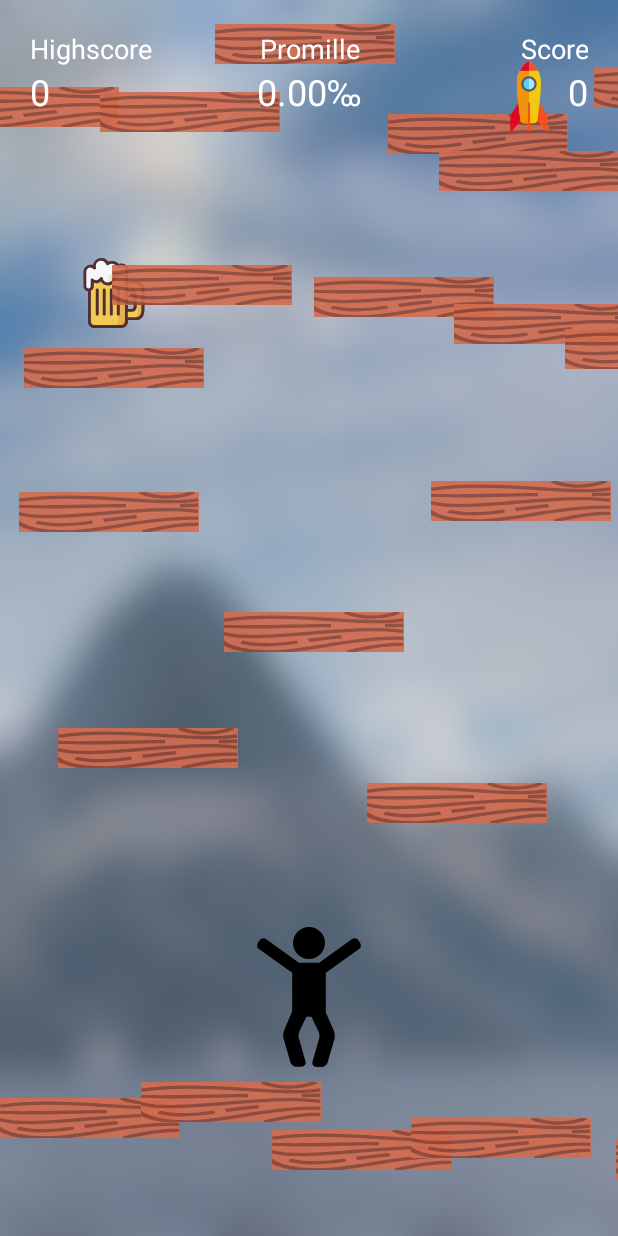
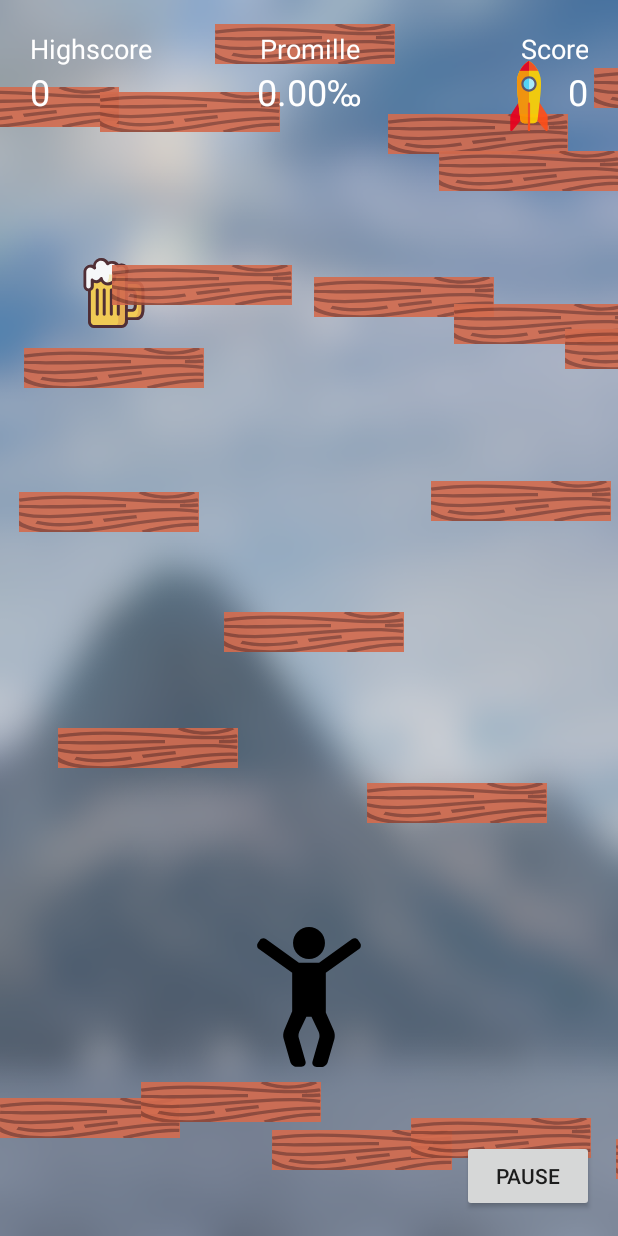
Before and after one commit to dominicgisler/beerjump, an Android app: the GameActivity screen opened directly, with no data from a screen before it, on a phone screen of 412 x 824 dp. Run offline under Robolectric (Android 15) with nearby library versions, the light colour scheme and no system bars.

Commit message:
Pause Menü

```diff
--- a/app/src/main/java/app/beerjump/activity/GameActivity.kt
+++ b/app/src/main/java/app/beerjump/activity/GameActivity.kt
@@ -8,12 +8,14 @@ import android.hardware.SensorEventListener
 import android.hardware.SensorManager
 import android.os.Bundle
 import android.view.MotionEvent
+import android.view.View
 import app.beerjump.R
 import app.beerjump.model.Game
 import kotlinx.android.synthetic.main.activity_game.*
 
 class GameActivity : AbstractActivity(), SensorEventListener {
     var lastX = -1
+    var pause = false
     lateinit var game: Game
     lateinit var sensorManager: SensorManager
 
@@ -34,21 +36,40 @@ class GameActivity : AbstractActivity(), SensorEventListener {
             highscore = scores.first().score
         }
         game = Game(gameLayout, highscore)
-        val act = this
 
         val renderRun = object : Runnable {
             override fun run() {
                 if (!game.step()) {
-                    val intent = Intent(act, GameScoreActivity::class.java)
+                    val intent = Intent(baseContext, GameScoreActivity::class.java)
                     intent.putExtra("score", game.player.score)
                     intent.putExtra("promille", game.player.promille)
                     startActivity(intent)
                     finish()
                 } else {
                     game.render()
-                    gameView.postDelayed(this, 0)
+                    if (!pause) {
+                        gameView.postDelayed(this, 0)
+                    }
                 }
             }
+        }
+
+        buttonPause.setOnClickListener {
+            pause = true
+            buttonPause.visibility = View.GONE
+            pauseView.visibility = View.VISIBLE
+        }
+
+        buttonContinueGame.setOnClickListener {
+            pause = false
+            pauseView.visibility = View.GONE
+            buttonPause.visibility = View.VISIBLE
+            gameView.post(renderRun)
+        }
+
+        buttonEndGame.setOnClickListener {
+            startActivity(Intent(baseContext, MenuActivity::class.java))
+            finish()
         }
 
         gameView.post {
--- a/app/src/main/res/layout/activity_game.xml
+++ b/app/src/main/res/layout/activity_game.xml
@@ -101,5 +101,85 @@
         app:layout_constraintBottom_toBottomOf="parent"
         app:layout_constraintEnd_toEndOf="parent"
         app:layout_constraintStart_toStartOf="parent"
-        app:layout_constraintTop_toTopOf="parent" />
+        app:layout_constraintTop_toTopOf="parent">
+
+
+    </androidx.constraintlayout.widget.ConstraintLayout>
+
+    <androidx.constraintlayout.widget.ConstraintLayout
+        android:id="@+id/pauseView"
+        android:layout_width="0dp"
+        android:layout_height="0dp"
+        android:background="@color/black_overlay"
+        android:visibility="gone"
+        app:layout_constraintBottom_toBottomOf="parent"
+        app:layout_constraintEnd_toEndOf="parent"
+        app:layout_constraintStart_toStartOf="parent"
+        app:layout_constraintTop_toTopOf="parent">
+
+        <ImageView
+            android:id="@+id/imageView"
+            android:layout_width="match_parent"
+            android:layout_height="180dp"
+            android:layout_marginTop="80dp"
+            android:contentDescription="@string/app_name"
+            android:src="@drawable/ic_launcher_foreground"
+            app:layout_constraintBottom_toTopOf="@+id/textTitle"
+            app:layout_constraintEnd_toEndOf="parent"
+            app:layout_constraintStart_toStartOf="parent"
+            app:layout_constraintTop_toTopOf="parent" />
+
+        <TextView
+            android:id="@+id/textTitle"
+            android:layout_width="match_parent"
+            android:layout_height="wrap_content"
+            android:fontFamily="sans-serif-light"
+            android:text="Spiel pausiert"
+            android:textColor="@color/white"
+            android:textAlignment="center"
+            android:textSize="42sp"
+            app:layout_constraintBottom_toTopOf="@id/buttonContinueGame"
+            app:layout_constraintEnd_toEndOf="parent"
+            app:layout_constraintStart_toStartOf="parent"
+            app:layout_constraintTop_toBottomOf="@+id/imageView" />
+
+        <Button
+            android:id="@+id/buttonContinueGame"
+            android:layout_width="200dp"
+            android:layout_height="wrap_content"
+            android:layout_gravity="center_horizontal"
+            android:layout_marginTop="80dp"
+            android:fontFamily="sans-serif-light"
+            android:text="Spiel fortsetzen"
+            app:layout_constraintBottom_toTopOf="@+id/buttonEndGame"
+            app:layout_constraintEnd_toEndOf="parent"
+            app:layout_constraintStart_toStartOf="parent"
+            app:layout_constraintTop_toBottomOf="@id/textTitle" />
+
+        <Button
+            android:id="@+id/buttonEndGame"
+            android:layout_width="200dp"
+            android:layout_height="wrap_content"
+            android:layout_marginTop="20dp"
+            android:layout_marginBottom="20dp"
+            android:fontFamily="sans-serif-light"
+            android:text="Spiel beenden"
+            app:layout_constraintEnd_toEndOf="parent"
+            app:layout_constraintStart_toStartOf="parent"
+            app:layout_constraintTop_toBottomOf="@id/buttonContinueGame" />
+
+
+    </androidx.constraintlayout.widget.ConstraintLayout>
+
+    <Button
+        android:id="@+id/buttonPause"
+        android:layout_width="wrap_content"
+        android:layout_height="wrap_content"
+        android:layout_marginEnd="16dp"
+        android:layout_marginBottom="16dp"
+        android:text="Pause"
+        app:layout_constraintBottom_toBottomOf="parent"
+        app:layout_constraintEnd_toEndOf="parent" />
+
+
 </androidx.constraintlayout.widget.ConstraintLayout>
```
